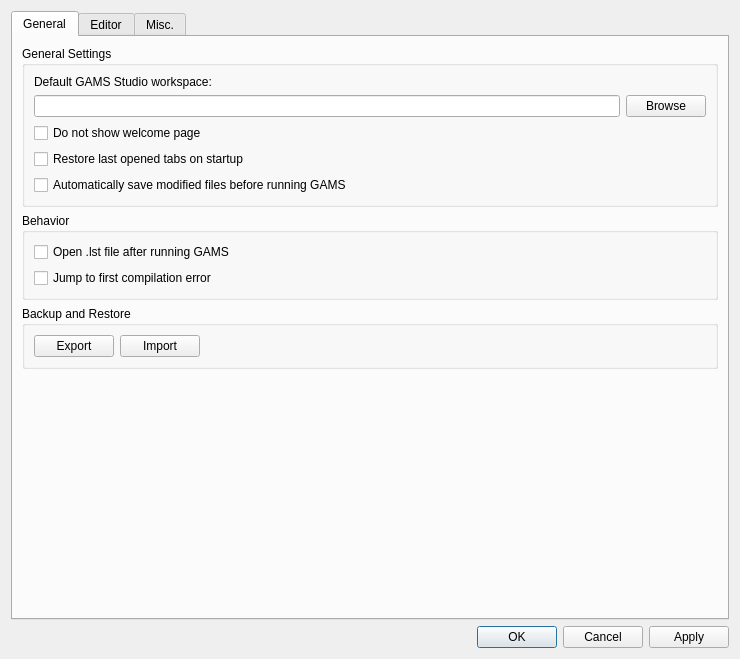
Before: the Qt Designer form src/settingsdialog.ui in GAMS-dev/studio, drawn with Qt 5.
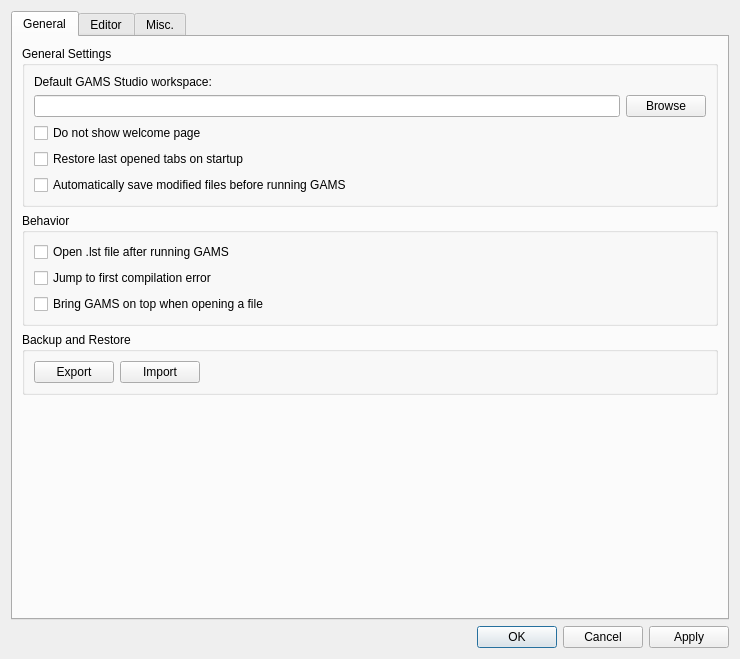
After: the same form once the commit is applied.

Commit message: added settings to bring Studio on top

Patch:
```diff
--- a/src/settingsdialog.ui
+++ b/src/settingsdialog.ui
@@ -65,6 +65,13 @@
             </property>
            </widget>
           </item>
+          <item>
+           <widget class="QCheckBox" name="cb_bringontop">
+            <property name="text">
+             <string>Bring GAMS on top when opening a file</string>
+            </property>
+           </widget>
+          </item>
          </layout>
         </widget>
        </item>
```
The commit also changes 7 other files.
